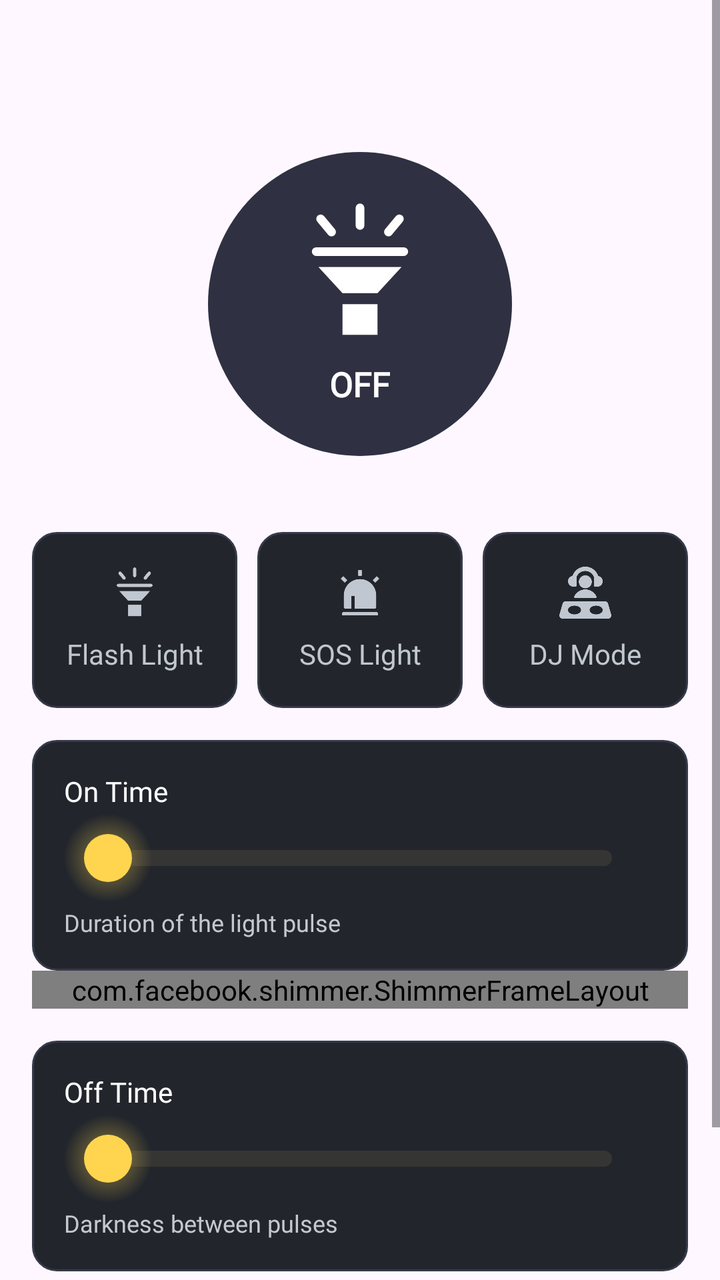
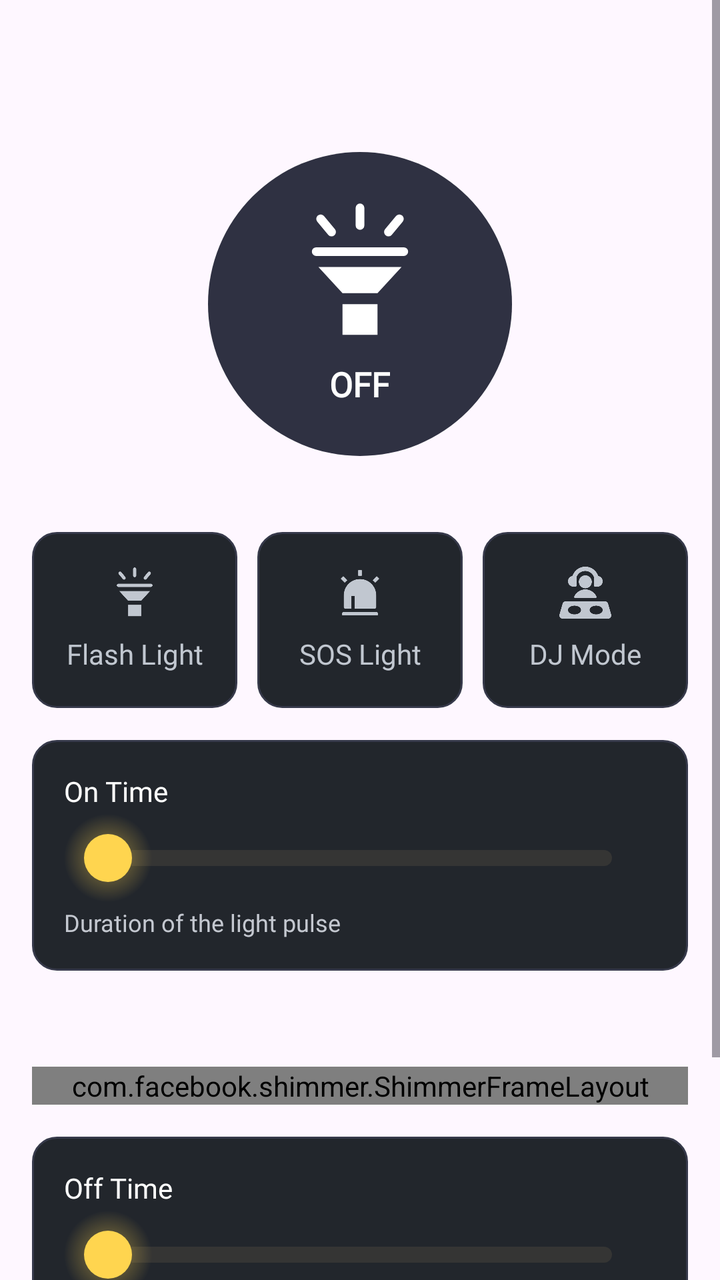

Two renders of the same Android screen: before a commit and after it. Below are the layout's source before the change and the commit's diff.
<!-- AndroidManifest.xml: application theme Theme.Flashlight -->
<!-- res/layout/fragment_flash.xml -->
<?xml version="1.0" encoding="utf-8"?>
<ScrollView
    xmlns:android="http://schemas.android.com/apk/res/android"
    xmlns:app="http://schemas.android.com/apk/res-auto"
    android:layout_width="match_parent"
    android:layout_height="match_parent"
    android:fillViewport="true">

    <LinearLayout
        android:layout_width="match_parent"
        android:layout_height="wrap_content"
        android:gravity="center_horizontal"
        android:orientation="vertical"
        android:paddingStart="@dimen/size16"
        android:paddingTop="@dimen/size16"
        android:paddingEnd="@dimen/size16"
        android:paddingBottom="@dimen/size24">

        <LinearLayout
            android:id="@+id/light_container"
            android:layout_width="match_parent"
            android:layout_height="wrap_content">

            <FrameLayout
                android:layout_width="match_parent"
                android:layout_height="@dimen/size250">

                <FrameLayout
                    android:id="@+id/fl_light"
                    android:layout_width="match_parent"
                    android:layout_height="@dimen/size272">

                    <View
                        android:id="@+id/lamp_glow"
                        android:layout_width="@dimen/size272"
                        android:layout_height="@dimen/size272"
                        android:layout_gravity="center"
                        android:background="@drawable/bg_lamp_glow"
                        android:importantForAccessibility="no"
                        android:visibility="invisible" />

                    <LinearLayout
                        android:id="@+id/lamp_button"
                        android:layout_width="@dimen/size152"
                        android:layout_height="@dimen/size152"
                        android:layout_gravity="center"
                        android:background="@drawable/bg_lamp"
                        android:clickable="true"
                        android:contentDescription="@string/turn_on"
                        android:focusable="true"
                        android:gravity="center"
                        android:orientation="vertical">

                        <ImageView
                            android:layout_width="match_parent"
                            android:layout_height="@dimen/size70"
                            android:duplicateParentState="true"
                            android:importantForAccessibility="no"
                            android:src="@drawable/ic_flashlight"
                            app:tint="@color/white" />

                        <TextView
                            android:id="@+id/lamp_status"
                            android:layout_width="wrap_content"
                            android:layout_height="wrap_content"
                            android:layout_marginTop="@dimen/size10"
                            android:duplicateParentState="true"
                            android:fontFamily="@font/plusjakartasans_semibold"
                            android:text="@string/off"
                            android:textColor="@color/white"
                            android:textSize="@dimen/text_size_17"
                            android:textStyle="bold" />
                    </LinearLayout>
                </FrameLayout>

                <FrameLayout
                    android:id="@+id/sos_light"
                    android:layout_width="match_parent"
                    android:layout_height="@dimen/size272"
                    android:visibility="gone">

                    <View
                        android:id="@+id/sos_glow"
                        android:layout_width="@dimen/size272"
                        android:layout_height="@dimen/size272"
                        android:layout_gravity="center"
                        android:background="@drawable/bg_sos_glow"
                        android:importantForAccessibility="no"
                        android:visibility="invisible" />

                    <LinearLayout
                        android:id="@+id/sos_button"
                        android:layout_width="@dimen/size152"
                        android:layout_height="@dimen/size152"
                        android:layout_gravity="center"
                        android:background="@drawable/bg_sos_button"
                        android:clickable="true"
                        android:contentDescription="@string/turn_on"
                        android:focusable="true"
                        android:gravity="center"
                        android:orientation="vertical">

                        <ImageView
                            android:layout_width="@dimen/size70"
                            android:layout_height="@dimen/size70"
                            android:duplicateParentState="true"
                            android:importantForAccessibility="no"
                            android:src="@drawable/ic_sos"
                            app:tint="@color/white" />

                        <TextView
                            android:id="@+id/sos_status"
                            android:layout_width="wrap_content"
                            android:layout_height="wrap_content"
                            android:layout_marginTop="@dimen/size10"
                            android:duplicateParentState="true"
                            android:text="@string/off"
                            android:textColor="@color/white"
                            android:textSize="@dimen/text_size_17"
                            android:textStyle="bold" />
                    </LinearLayout>
                </FrameLayout>

                <FrameLayout
                    android:id="@+id/dj_mode"
                    android:layout_width="match_parent"
                    android:layout_height="@dimen/size272"
                    android:visibility="gone">

                    <View
                        android:id="@+id/dj_glow"
                        android:layout_width="@dimen/size272"
                        android:layout_height="@dimen/size272"
                        android:layout_gravity="center"
                        android:background="@drawable/bg_sos_glow"
                        android:importantForAccessibility="no"
                        android:visibility="invisible" />

                    <LinearLayout
                        android:id="@+id/dj_button"
                        android:layout_width="@dimen/size152"
                        android:layout_height="@dimen/size152"
                        android:layout_gravity="center"
                        android:background="@drawable/dj_sos_button"
                        android:clickable="true"
                        android:contentDescription="@string/turn_on"
                        android:focusable="true"
                        android:gravity="center"
                        android:orientation="vertical">

                        <ImageView
                            android:layout_width="@dimen/size70"
                            android:layout_height="@dimen/size70"
                            android:duplicateParentState="true"
                            android:importantForAccessibility="no"
                            android:src="@drawable/ic_dj"
                            app:tint="@color/white" />

                        <TextView
                            android:id="@+id/dj_status"
                            android:layout_width="wrap_content"
                            android:layout_height="wrap_content"
                            android:layout_marginTop="@dimen/size10"
                            android:duplicateParentState="true"
                            android:text="@string/off"
                            android:textColor="@color/white"
                            android:textSize="@dimen/text_size_17"
                            android:textStyle="bold" />
                    </LinearLayout>
                </FrameLayout>
            </FrameLayout>
        </LinearLayout>

        <LinearLayout
            android:layout_width="match_parent"
            android:id="@+id/mode_row"
            android:layout_height="@dimen/size88">

            <LinearLayout
                android:id="@+id/mode_flash"
                android:layout_width="0dp"
                android:layout_height="match_parent"
                android:layout_marginStart="0dp"
                android:layout_weight="1"
                android:background="@drawable/bg_mode"
                android:clickable="true"
                android:focusable="true"
                android:gravity="center"
                android:orientation="vertical">

                <ImageView
                    android:layout_width="@dimen/size26"
                    android:layout_height="@dimen/size26"
                    android:duplicateParentState="true"
                    android:importantForAccessibility="no"
                    android:src="@drawable/ic_flashlight"
                    app:tint="@color/control_tint" />

                <TextView
                    android:layout_width="match_parent"
                    android:layout_height="wrap_content"
                    android:layout_marginTop="@dimen/size8"
                    android:duplicateParentState="true"
                    android:fontFamily="@font/plusjakartasans_medium"
                    android:gravity="center"
                    android:text="@string/flash_light"
                    android:textColor="@color/control_tint"
                    android:textSize="@dimen/text_size_14" />
            </LinearLayout>

            <LinearLayout
                android:id="@+id/mode_sos"
                android:layout_width="0dp"
                android:layout_height="match_parent"
                android:layout_marginStart="@dimen/size10"
                android:layout_weight="1"
                android:background="@drawable/bg_mode"
                android:clickable="true"
                android:focusable="true"
                android:gravity="center"
                android:orientation="vertical">

                <ImageView
                    android:layout_width="@dimen/size26"
                    android:layout_height="@dimen/size26"
                    android:duplicateParentState="true"
                    android:importantForAccessibility="no"
                    android:src="@drawable/ic_sos"
                    app:tint="@color/control_tint" />

                <TextView
                    android:layout_width="match_parent"
                    android:layout_height="wrap_content"
                    android:layout_marginTop="@dimen/size8"
                    android:duplicateParentState="true"
                    android:fontFamily="@font/plusjakartasans_medium"
                    android:gravity="center"
                    android:text="@string/sos_light"
                    android:textColor="@color/control_tint"
                    android:textSize="@dimen/text_size_14" />
            </LinearLayout>

            <LinearLayout
                android:id="@+id/mode_dj"
                android:layout_width="0dp"
                android:layout_height="match_parent"
                android:layout_marginStart="@dimen/size10"
                android:layout_weight="1"
                android:background="@drawable/bg_mode"
                android:clickable="true"
                android:focusable="true"
                android:gravity="center"
                android:orientation="vertical">

                <ImageView
                    android:layout_width="@dimen/size26"
                    android:layout_height="@dimen/size26"
                    android:duplicateParentState="true"
                    android:importantForAccessibility="no"
                    android:src="@drawable/ic_dj"
                    app:tint="@color/control_tint" />

                <TextView
                    android:layout_width="match_parent"
                    android:layout_height="wrap_content"
                    android:layout_marginTop="@dimen/size8"
                    android:duplicateParentState="true"
                    android:fontFamily="@font/plusjakartasans_medium"
                    android:gravity="center"
                    android:text="@string/dj_mode"
                    android:textColor="@color/control_tint"
                    android:textSize="@dimen/text_size_14" />
            </LinearLayout>
        </LinearLayout>

        <LinearLayout
            android:id="@+id/flash_timing"
            android:layout_width="match_parent"
            android:layout_height="wrap_content"
            android:orientation="vertical">

            <LinearLayout
                android:layout_width="match_parent"
                android:layout_height="wrap_content"
                android:layout_marginTop="@dimen/size16"
                android:background="@drawable/bg_mode"
                android:orientation="vertical"
                android:padding="@dimen/size16">

                <LinearLayout
                    android:layout_width="match_parent"
                    android:layout_height="wrap_content"
                    android:orientation="horizontal">

                    <TextView
                        android:layout_width="0dp"
                        android:layout_height="wrap_content"
                        android:layout_weight="1"
                        android:labelFor="@id/on_time_slider"
                        android:text="@string/flash_on_time"
                        android:fontFamily="@font/plusjakartasans_medium"
                        android:textColor="@color/white"
                        android:textSize="@dimen/text_size_14" />

                    <TextView
                        android:id="@+id/on_time_value"
                        android:layout_width="wrap_content"
                        android:layout_height="wrap_content"
                        android:textColor="@color/yellow"
                        android:textSize="@dimen/text_size_14" />
                </LinearLayout>

                <SeekBar
                    android:id="@+id/on_time_slider"
                    android:layout_width="match_parent"
                    android:layout_height="48dp"
                    android:max="9"
                    android:maxHeight="8dp"
                    android:minHeight="8dp"
                    android:paddingStart="22dp"
                    android:paddingEnd="22dp"
                    android:progressDrawable="@drawable/bg_flash_timing_track"
                    android:saveEnabled="false"
                    android:splitTrack="false"
                    android:thumb="@drawable/bg_flash_timing_thumb" />

                <TextView
                    android:layout_width="match_parent"
                    android:layout_height="wrap_content"
                    android:text="@string/flash_on_description"
                    android:fontFamily="@font/plusjakartasans_regular"
                    android:textColor="#C4C8D0"
                    android:textSize="12sp" />
            </LinearLayout>

            <FrameLayout
                android:id="@+id/frAdsNative2"
                android:layout_width="match_parent"
                android:layout_height="match_parent">

                <include android:id="@+id/shimmerContainerNative2"
                    layout="@layout/loading_native_medium_test2"/>

            </FrameLayout>
            <LinearLayout
                android:layout_width="match_parent"
                android:layout_height="wrap_content"
                android:layout_marginTop="@dimen/size16"
                android:background="@drawable/bg_mode"
                android:orientation="vertical"
                android:padding="@dimen/size16">

                <LinearLayout
                    android:layout_width="match_parent"
                    android:layout_height="wrap_content"
                    android:orientation="horizontal">

                    <TextView
                        android:layout_width="0dp"
                        android:layout_height="wrap_content"
                        android:layout_weight="1"
                        android:labelFor="@id/off_time_slider"
                        android:text="@string/flash_off_time"
                        android:fontFamily="@font/plusjakartasans_medium"
                        android:textColor="@color/white"
                        android:textSize="@dimen/text_size_14" />

                    <TextView
                        android:id="@+id/off_time_value"
                        android:layout_width="wrap_content"
                        android:layout_height="wrap_content"
                        android:textColor="@color/yellow"
                        android:textSize="@dimen/text_size_14" />
                </LinearLayout>

                <SeekBar
                    android:id="@+id/off_time_slider"
                    android:layout_width="match_parent"
                    android:layout_height="48dp"
                    android:max="10"
                    android:maxHeight="8dp"
                    android:minHeight="8dp"
                    android:paddingStart="22dp"
                    android:paddingEnd="22dp"
                    android:progressDrawable="@drawable/bg_flash_timing_track"
                    android:saveEnabled="false"
                    android:splitTrack="false"
                    android:thumb="@drawable/bg_flash_timing_thumb" />

                <TextView
                    android:layout_width="match_parent"
                    android:layout_height="wrap_content"
                    android:text="@string/flash_off_description"
                    android:fontFamily="@font/plusjakartasans_regular"
                    android:textColor="#C4C8D0"
                    android:textSize="12sp" />
            </LinearLayout>
        </LinearLayout>

        <FrameLayout
            android:id="@+id/frAdsNative"
            android:layout_marginTop="@dimen/size48"
            android:layout_width="match_parent"
            android:layout_height="wrap_content">

            <include android:id="@+id/shimmerContainerNative"
                layout="@layout/loading_native_medium"/>
        </FrameLayout>
    </LinearLayout>
</ScrollView>
<!-- res/layout/loading_native_medium_test2.xml (included above) -->
<?xml version="1.0" encoding="utf-8"?>
<com.facebook.shimmer.ShimmerFrameLayout xmlns:android="http://schemas.android.com/apk/res/android"
    xmlns:app="http://schemas.android.com/apk/res-auto"
    android:id="@+id/shimmer_container_native_1"
    android:layout_width="match_parent"
    android:layout_height="wrap_content"
    android:clipToOutline="true"
    app:shimmer_auto_start="true"
    app:shimmer_base_alpha="0.6"
    app:shimmer_highlight_alpha="1">

    <androidx.constraintlayout.widget.ConstraintLayout
        android:layout_width="match_parent"
        android:layout_height="wrap_content"
        android:padding="@dimen/size10">
        <androidx.constraintlayout.widget.Guideline
            android:id="@+id/loading_medium_column"
            android:layout_width="wrap_content"
            android:layout_height="wrap_content"
            android:orientation="vertical"
            app:layout_constraintGuide_percent="0.43" />
        <View
            android:id="@+id/loading_medium_media"
            android:layout_width="0dp"
            android:layout_height="@dimen/size140"
            android:background="@drawable/bg_native_medium_placeholder"
            app:layout_constraintStart_toStartOf="@id/loading_medium_column"
            app:layout_constraintEnd_toEndOf="parent"
            app:layout_constraintTop_toTopOf="parent" />
        <LinearLayout
            android:layout_width="0dp"
            android:layout_height="wrap_content"
            android:layout_marginEnd="@dimen/size8"
            android:orientation="vertical"
            app:layout_constraintStart_toStartOf="parent"
            app:layout_constraintEnd_toStartOf="@id/loading_medium_column"
            app:layout_constraintTop_toTopOf="@id/loading_medium_media"
            app:layout_constraintBottom_toBottomOf="@id/loading_medium_media">
            <View
                android:layout_width="match_parent"
                android:layout_height="@dimen/size16"
                android:background="@drawable/bg_native_medium_placeholder" />
            <View
                android:layout_width="@dimen/size80"
                android:layout_height="@dimen/size10"
                android:layout_marginTop="@dimen/size6"
                android:background="@drawable/bg_native_medium_placeholder" />
            <View
                android:layout_width="match_parent"
                android:layout_height="@dimen/size10"
                android:layout_marginTop="@dimen/size6"
                android:background="@drawable/bg_native_medium_placeholder" />
            <View
                android:layout_width="match_parent"
                android:layout_height="@dimen/size10"
                android:layout_marginTop="@dimen/size4"
                android:background="@drawable/bg_native_medium_placeholder" />
        </LinearLayout>
        <View
            android:layout_width="0dp"
            android:layout_height="@dimen/size48"
            android:layout_marginTop="@dimen/size10"
            android:background="@drawable/bg_native_medium_placeholder"
            app:layout_constraintTop_toBottomOf="@id/loading_medium_media"
            app:layout_constraintBottom_toBottomOf="parent"
            app:layout_constraintStart_toStartOf="parent"
            app:layout_constraintEnd_toEndOf="parent" />
    </androidx.constraintlayout.widget.ConstraintLayout>
</com.facebook.shimmer.ShimmerFrameLayout>
<!-- res/layout/loading_native_medium.xml (included above) -->
<?xml version="1.0" encoding="utf-8"?>
<com.facebook.shimmer.ShimmerFrameLayout xmlns:android="http://schemas.android.com/apk/res/android"
    xmlns:app="http://schemas.android.com/apk/res-auto"
    android:id="@+id/shimmer_container_native"
    android:layout_width="match_parent"
    android:layout_height="wrap_content"
    android:clipToOutline="true"
    app:shimmer_auto_start="true"
    app:shimmer_base_alpha="0.6"
    app:shimmer_highlight_alpha="1">

    <androidx.constraintlayout.widget.ConstraintLayout
        android:layout_width="match_parent"
        android:layout_height="wrap_content"
        android:padding="@dimen/size10">
        <androidx.constraintlayout.widget.Guideline
            android:id="@+id/loading_medium_column"
            android:layout_width="wrap_content"
            android:layout_height="wrap_content"
            android:orientation="vertical"
            app:layout_constraintGuide_percent="0.43" />
        <View
            android:id="@+id/loading_medium_media"
            android:layout_width="0dp"
            android:layout_height="@dimen/size140"
            android:background="@drawable/bg_native_medium_placeholder"
            app:layout_constraintStart_toStartOf="@id/loading_medium_column"
            app:layout_constraintEnd_toEndOf="parent"
            app:layout_constraintTop_toTopOf="parent" />
        <LinearLayout
            android:layout_width="0dp"
            android:layout_height="wrap_content"
            android:layout_marginEnd="@dimen/size8"
            android:orientation="vertical"
            app:layout_constraintStart_toStartOf="parent"
            app:layout_constraintEnd_toStartOf="@id/loading_medium_column"
            app:layout_constraintTop_toTopOf="@id/loading_medium_media"
            app:layout_constraintBottom_toBottomOf="@id/loading_medium_media">
            <View
                android:layout_width="match_parent"
                android:layout_height="@dimen/size16"
                android:background="@drawable/bg_native_medium_placeholder" />
            <View
                android:layout_width="@dimen/size80"
                android:layout_height="@dimen/size10"
                android:layout_marginTop="@dimen/size6"
                android:background="@drawable/bg_native_medium_placeholder" />
            <View
                android:layout_width="match_parent"
                android:layout_height="@dimen/size10"
                android:layout_marginTop="@dimen/size6"
                android:background="@drawable/bg_native_medium_placeholder" />
            <View
                android:layout_width="match_parent"
                android:layout_height="@dimen/size10"
                android:layout_marginTop="@dimen/size4"
                android:background="@drawable/bg_native_medium_placeholder" />
        </LinearLayout>
        <View
            android:layout_width="0dp"
            android:layout_height="@dimen/size48"
            android:layout_marginTop="@dimen/size10"
            android:background="@drawable/bg_native_medium_placeholder"
            app:layout_constraintTop_toBottomOf="@id/loading_medium_media"
            app:layout_constraintBottom_toBottomOf="parent"
            app:layout_constraintStart_toStartOf="parent"
            app:layout_constraintEnd_toEndOf="parent" />
    </androidx.constraintlayout.widget.ConstraintLayout>
</com.facebook.shimmer.ShimmerFrameLayout>
<!-- resources referenced by this layout -->
<resources>
  <color name="white">#FFFFFFFF</color>
  <color name="yellow">#FFC81A</color>
  <dimen name="size10">10dp</dimen>
  <dimen name="size140">140dp</dimen>
  <dimen name="size152">152dp</dimen>
  <dimen name="size16">16dp</dimen>
  <dimen name="size24">24dp</dimen>
  <dimen name="size250">250dp</dimen>
  <dimen name="size26">26dp</dimen>
  <dimen name="size272">272dp</dimen>
  <dimen name="size4">4dp</dimen>
  <dimen name="size48">48dp</dimen>
  <dimen name="size6">6dp</dimen>
  <dimen name="size70">70dp</dimen>
  <dimen name="size8">8dp</dimen>
  <dimen name="size80">80dp</dimen>
  <dimen name="size88">88dp</dimen>
  <dimen name="text_size_14">14sp</dimen>
  <dimen name="text_size_17">17sp</dimen>
  <!-- drawable bg_flash_timing_track (drawable) -->
  <?xml version="1.0" encoding="utf-8"?>
  <shape xmlns:android="http://schemas.android.com/apk/res/android"
      android:shape="rectangle">
      <size android:height="8dp" />
      <corners android:radius="4dp" />
      <solid android:color="#353534" />
  </shape>
  <!-- drawable bg_lamp (drawable) -->
  <selector xmlns:android="http://schemas.android.com/apk/res/android">
      <item android:state_selected="true">
          <shape android:shape="oval">
              <gradient android:angle="270" android:endColor="#CA8A04" android:startColor="#FFD54F" />
          </shape>
      </item>
      <item>
          <shape android:shape="oval">
              <solid android:color="#2F3142" />
          </shape>
      </item>
  </selector>
  <!-- drawable bg_lamp_glow (drawable) -->
  <shape xmlns:android="http://schemas.android.com/apk/res/android"
      android:shape="oval">
      <gradient
          android:centerColor="#40FFD54F"
          android:endColor="#00FFD54F"
          android:gradientRadius="136dp"
          android:startColor="#80FFD54F"
          android:type="radial" />
  </shape>
  <!-- drawable bg_native_medium_placeholder (drawable) -->
  <shape xmlns:android="http://schemas.android.com/apk/res/android">
      <solid android:color="#70757D" />
      <corners android:radius="12dp" />
  </shape>
  <!-- drawable bg_sos_glow (drawable) -->
  <shape xmlns:android="http://schemas.android.com/apk/res/android"
      android:shape="oval">
      <gradient
          android:centerColor="#40CA0404"
          android:endColor="#00FF4F4F"
          android:gradientRadius="136dp"
          android:startColor="#80FF4F4F"
          android:type="radial" />
  </shape>
  <string name="dj_mode">DJ Mode</string>
  <string name="flash_light">Flash Light</string>
  <string name="flash_off_description">Darkness between pulses</string>
  <string name="flash_off_time">Off Time</string>
  <string name="flash_on_description">Duration of the light pulse</string>
  <string name="flash_on_time">On Time</string>
  <string name="off">OFF</string>
  <string name="sos_light">SOS Light</string>
  <string name="turn_on">Turn flashlight on</string>
  <style name="Theme.Flashlight" parent="Base.Theme.Flashlight">
          <item name="colorPrimaryDark">@color/color_bg</item>
          <item name="android:windowLightStatusBar">true</item>
          <item name="android:windowFullscreen">true</item>
          <item name="colorAccent">@color/black</item>
          <item name="android:splitMotionEvents">false</item>
          <item name="android:windowEnableSplitTouch">false</item>
      </style>
  <style name="Base.Theme.Flashlight" parent="Theme.Material3.DayNight.NoActionBar">
          <item name="colorPrimaryDark">@color/color_bg</item>
          <item name="android:windowLightStatusBar">true</item>
          <item name="android:windowFullscreen">true</item>
          <item name="colorAccent">@color/black</item>
          <item name="android:splitMotionEvents">false</item>
          <item name="android:windowEnableSplitTouch">false</item>
  
      </style>
  <color name="color_bg">#111111</color>
  <color name="black">#FF000000</color>
  <!-- unchanged entries left out for length: 7 -->
</resources>

<!-- the commit's change to res/layout/fragment_flash.xml (unified diff, before → after) -->
@@ -336,7 +336,8 @@
             <FrameLayout
                 android:id="@+id/frAdsNative2"
                 android:layout_width="match_parent"
-                android:layout_height="match_parent">
+                android:layout_height="match_parent"
+                android:layout_marginTop="48dp">
 
                 <include android:id="@+id/shimmerContainerNative2"
                     layout="@layout/loading_native_medium_test2"/>
